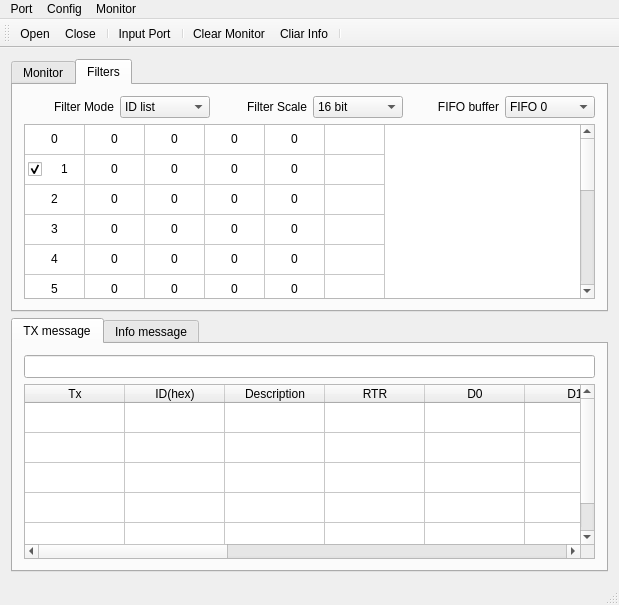
Above: mainwindow.ui from AndriiRozin/USBtoCAN2 before the change. Below: the same form after it.
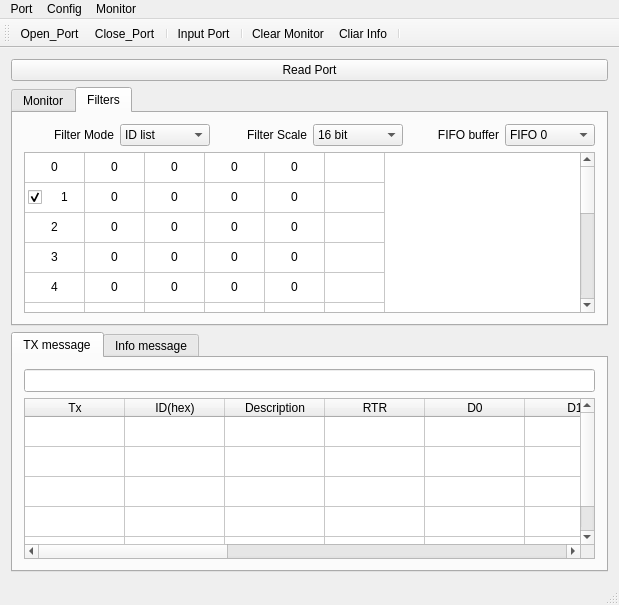
That is the form after the change. Icons and pictures are not drawn.

Commit message: add delegats, add input Ports

The edit to the form file:
```diff
--- a/mainwindow.ui
+++ b/mainwindow.ui
@@ -15,6 +15,13 @@
   </property>
   <widget class="QWidget" name="centralWidget">
    <layout class="QVBoxLayout" name="verticalLayout_4">
+    <item>
+     <widget class="QPushButton" name="pushButton_ReadPort">
+      <property name="text">
+       <string>Read Port</string>
+      </property>
+     </widget>
+    </item>
     <item>
      <widget class="QTabWidget" name="tabWidget_2">
       <property name="currentIndex">
@@ -1338,8 +1345,8 @@
    <attribute name="toolBarBreak">
     <bool>false</bool>
    </attribute>
-   <addaction name="actionOpen"/>
-   <addaction name="actionclose"/>
+   <addaction name="actionOpenPort"/>
+   <addaction name="actionClosePort"/>
    <addaction name="separator"/>
    <addaction name="actionPort"/>
    <addaction name="separator"/>
@@ -1361,8 +1368,8 @@
     <property name="title">
      <string>Port</string>
     </property>
-    <addaction name="actionOpen"/>
-    <addaction name="actionclose"/>
+    <addaction name="actionOpenPort"/>
+    <addaction name="actionClosePort"/>
    </widget>
    <widget class="QMenu" name="menuConfig">
     <property name="title">
@@ -1382,22 +1389,22 @@
    <addaction name="menuConfig"/>
    <addaction name="menuMonitor"/>
   </widget>
-  <action name="actionclose">
+  <action name="actionClosePort">
    <property name="icon">
     <iconset resource="resourse.qrc">
      <normaloff>:/pictures/4551807.png</normaloff>:/pictures/4551807.png</iconset>
    </property>
    <property name="text">
-    <string>Close</string>
+    <string>Close_Port</string>
    </property>
   </action>
-  <action name="actionOpen">
+  <action name="actionOpenPort">
    <property name="icon">
     <iconset resource="resourse.qrc">
      <normaloff>:/pictures/5430714.png</normaloff>:/pictures/5430714.png</iconset>
    </property>
    <property name="text">
-    <string>Open</string>
+    <string>Open_Port</string>
    </property>
   </action>
   <action name="actionPort">
```
The commit also changes 5 other files.
